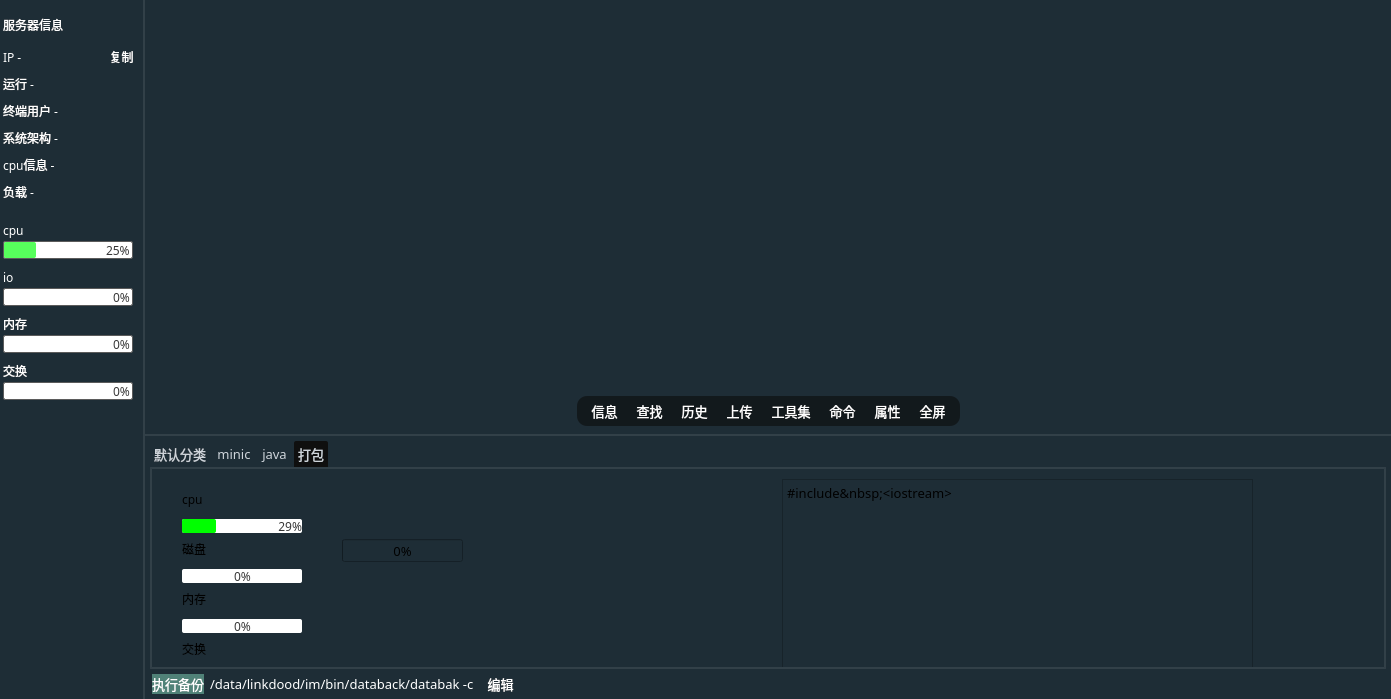
Old version of the form sshwidget.ui in the repository HuaGouFdog/Fdog-Kit.
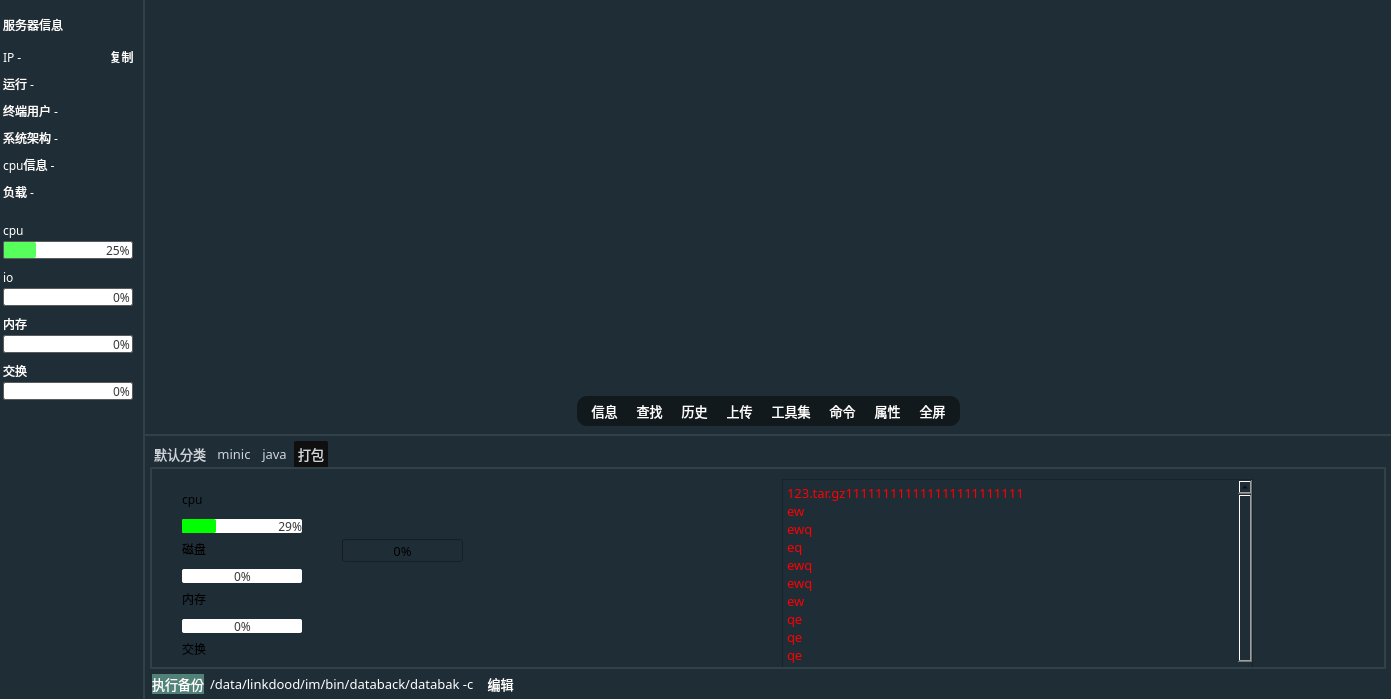
New version of the form. Icons and pictures are not drawn.

```diff
--- a/sshwidget.ui
+++ b/sshwidget.ui
@@ -1213,10 +1213,10 @@
                        </property>
                        <property name="geometry">
                         <rect>
-                         <x>10</x>
-                         <y>20</y>
-                         <width>151</width>
-                         <height>141</height>
+                         <x>620</x>
+                         <y>30</y>
+                         <width>451</width>
+                         <height>301</height>
                         </rect>
                        </property>
                        <property name="sizePolicy">
@@ -1250,7 +1250,7 @@
     padding-bottom:0px;
 	padding-left:0px;
     padding-right:0px;
-color: rgba(255, 255, 255, 255);
+color: rgba(255, 255, 255, 255, 0);
 border-radius: 5px;
 }
 
@@ -1309,6 +1309,9 @@
                        <property name="locale">
                         <locale language="English" country="UnitedStates"/>
                        </property>
+                       <property name="lineWidth">
+                        <number>1</number>
+                       </property>
                        <property name="lineWrapMode">
                         <enum>QTextEdit::NoWrap</enum>
                        </property>
@@ -2440,7 +2443,18 @@
 &lt;html&gt;&lt;head&gt;&lt;meta name=&quot;qrichtext&quot; content=&quot;1&quot; /&gt;&lt;style type=&quot;text/css&quot;&gt;
 p, li { white-space: pre-wrap; }
 &lt;/style&gt;&lt;/head&gt;&lt;body style=&quot; font-family:'OPPOSans B'; font-size:10pt; font-weight:400; font-style:normal;&quot;&gt;
-&lt;p style=&quot; margin-top:0px; margin-bottom:0px; margin-left:0px; margin-right:0px; -qt-block-indent:0; text-indent:0px;&quot;&gt;&lt;span style=&quot; color:#000000;&quot;&gt;#include&amp;amp;nbsp;&amp;lt;iostream&amp;gt;&lt;/span&gt;&lt;/p&gt;&lt;/body&gt;&lt;/html&gt;</string>
+&lt;p style=&quot; margin-top:0px; margin-bottom:0px; margin-left:0px; margin-right:0px; -qt-block-indent:0; text-indent:0px;&quot;&gt;&lt;span style=&quot; color:#ff0000;&quot;&gt;123.tar.gz111111111111111111111111&lt;/span&gt;&lt;/p&gt;
+&lt;p style=&quot; margin-top:0px; margin-bottom:0px; margin-left:0px; margin-right:0px; -qt-block-indent:0; text-indent:0px;&quot;&gt;&lt;span style=&quot; color:#ff0000;&quot;&gt;ew&lt;/span&gt;&lt;/p&gt;
+&lt;p style=&quot; margin-top:0px; margin-bottom:0px; margin-left:0px; margin-right:0px; -qt-block-indent:0; text-indent:0px;&quot;&gt;&lt;span style=&quot; color:#ff0000;&quot;&gt;ewq&lt;/span&gt;&lt;/p&gt;
+&lt;p style=&quot; margin-top:0px; margin-bottom:0px; margin-left:0px; margin-right:0px; -qt-block-indent:0; text-indent:0px;&quot;&gt;&lt;span style=&quot; color:#ff0000;&quot;&gt;eq&lt;/span&gt;&lt;/p&gt;
+&lt;p style=&quot; margin-top:0px; margin-bottom:0px; margin-left:0px; margin-right:0px; -qt-block-indent:0; text-indent:0px;&quot;&gt;&lt;span style=&quot; color:#ff0000;&quot;&gt;ewq&lt;/span&gt;&lt;/p&gt;
+&lt;p style=&quot; margin-top:0px; margin-bottom:0px; margin-left:0px; margin-right:0px; -qt-block-indent:0; text-indent:0px;&quot;&gt;&lt;span style=&quot; color:#ff0000;&quot;&gt;ewq&lt;/span&gt;&lt;/p&gt;
+&lt;p style=&quot; margin-top:0px; margin-bottom:0px; margin-left:0px; margin-right:0px; -qt-block-indent:0; text-indent:0px;&quot;&gt;&lt;span style=&quot; color:#ff0000;&quot;&gt;ew&lt;/span&gt;&lt;/p&gt;
+&lt;p style=&quot; margin-top:0px; margin-bottom:0px; margin-left:0px; margin-right:0px; -qt-block-indent:0; text-indent:0px;&quot;&gt;&lt;span style=&quot; color:#ff0000;&quot;&gt;qe&lt;/span&gt;&lt;/p&gt;
+&lt;p style=&quot; margin-top:0px; margin-bottom:0px; margin-left:0px; margin-right:0px; -qt-block-indent:0; text-indent:0px;&quot;&gt;&lt;span style=&quot; color:#ff0000;&quot;&gt;qe&lt;/span&gt;&lt;/p&gt;
+&lt;p style=&quot; margin-top:0px; margin-bottom:0px; margin-left:0px; margin-right:0px; -qt-block-indent:0; text-indent:0px;&quot;&gt;&lt;span style=&quot; color:#ff0000;&quot;&gt;qe&lt;/span&gt;&lt;/p&gt;
+&lt;p style=&quot; margin-top:0px; margin-bottom:0px; margin-left:0px; margin-right:0px; -qt-block-indent:0; text-indent:0px;&quot;&gt;&lt;span style=&quot; color:#ff0000;&quot;&gt;wqe&lt;/span&gt;&lt;/p&gt;
+&lt;p style=&quot; margin-top:0px; margin-bottom:0px; margin-left:0px; margin-right:0px; -qt-block-indent:0; text-indent:0px;&quot;&gt;&lt;span style=&quot; color:#ff0000;&quot;&gt;q&lt;/span&gt;&lt;/p&gt;&lt;/body&gt;&lt;/html&gt;</string>
               </property>
              </widget>
             </widget>
```
